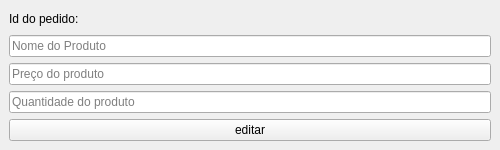
First picture: the form in server/src/screen/ui/editar_product.ui, repository JonasCGN/Projeto-Final-POO-II, before the edit.
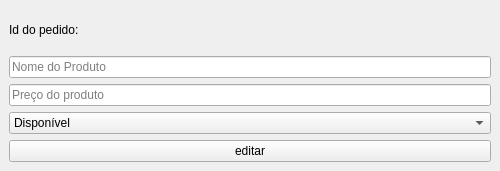
Second picture: the form after the edit.

Commit message: Refatoração: Removendo importações e arquivos não utilizados, atualizando os componentes da interface para disponibilidade de produtos tanto para cliente como para o servidor.

Patch:
```diff
--- a/server/src/screen/ui/editar_product.ui
+++ b/server/src/screen/ui/editar_product.ui
@@ -7,7 +7,7 @@
     <x>0</x>
     <y>0</y>
     <width>500</width>
-    <height>150</height>
+    <height>171</height>
    </rect>
   </property>
   <property name="windowTitle">
@@ -48,13 +48,17 @@
        </widget>
       </item>
       <item>
-       <widget class="QLineEdit" name="lineEdit_quantidade">
+       <widget class="QComboBox" name="comboBox_disponibilidade">
+        <item>
         <property name="text">
-         <string/>
-        </property>
-        <property name="placeholderText">
-         <string>Quantidade do produto</string>
-        </property>
+          <string>Disponível</string>
+         </property>
+        </item>
+        <item>
+         <property name="text">
+          <string>Indisponível</string>
+         </property>
+        </item>
        </widget>
       </item>
       <item>
```
Lines whose indentation alone changed are shown as unchanged. The commit also changes 20 other files.
